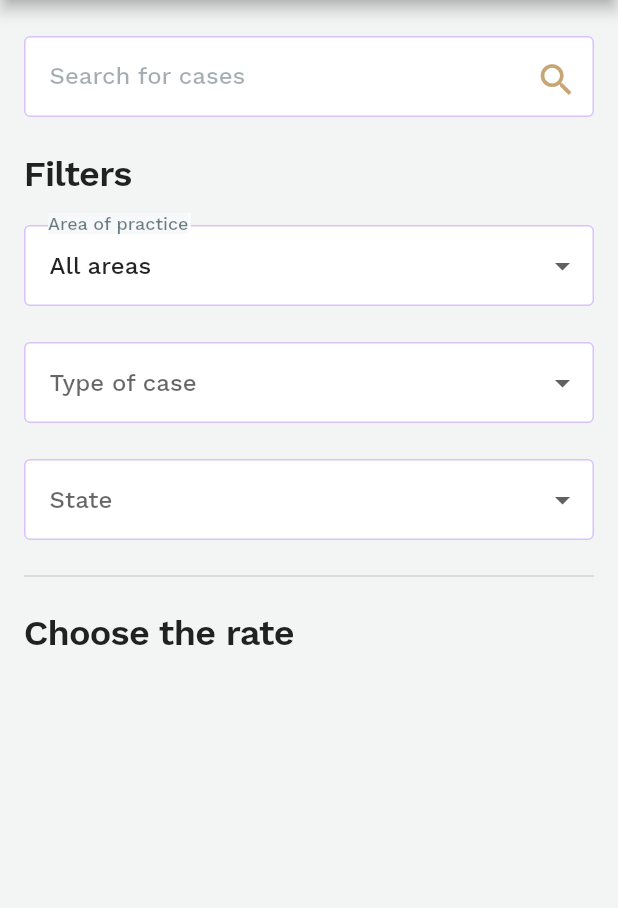
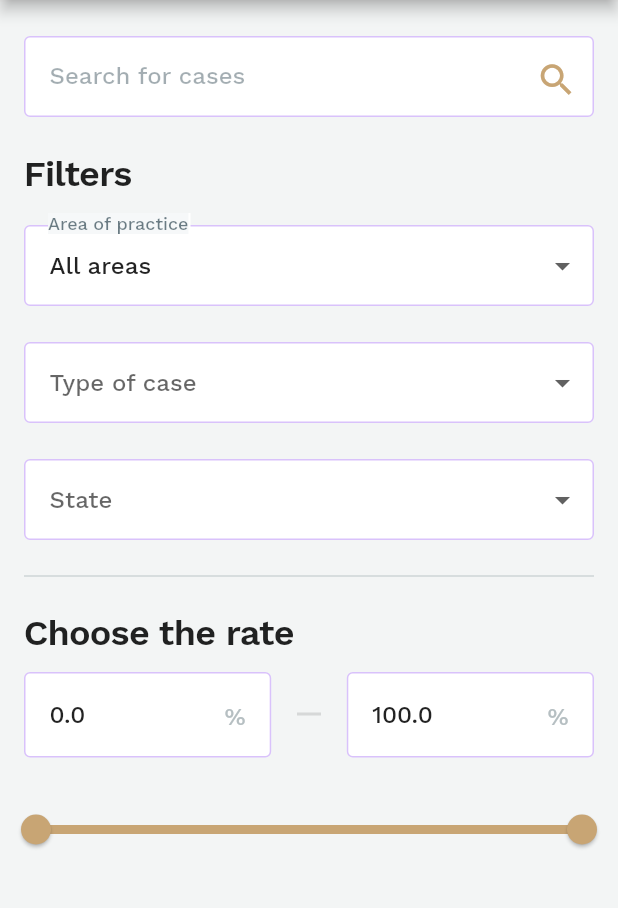
Before and after one commit to skyhouse11/otakoyi_test_app, a Flutter app: the screen it shows after launch, on a phone screen of 412 x 824 dp, the part 90-998 px from its top. Run offline on Flutter 3.47's test engine with Material 2 defaults, Android fonts, the phone set to English and light mode, and no system bars; our stand-ins replace google_fonts.

Commit message:
Percent slider

```diff
--- a/lib/view/main_view.dart
+++ b/lib/view/main_view.dart
@@ -4,9 +4,12 @@ import 'package:otakoyi_test_app/widgets/appbar/notification_icon.dart';
 import 'package:otakoyi_test_app/widgets/general/main_title.dart';
 import 'package:otakoyi_test_app/widgets/search/dropdown_filter.dart';
 import 'package:otakoyi_test_app/widgets/search/main_search_textfield.dart';
+import 'package:otakoyi_test_app/widgets/search/percent_bar.dart';
+import 'package:otakoyi_test_app/widgets/search/single_percent_field.dart';
 
 class MainView extends StatelessWidget {
-  const MainView({Key key}) : super(key: key);
+  final ValueNotifier<double> fromNotifier = ValueNotifier<double>(0.0);
+  final ValueNotifier<double> toNotifier = ValueNotifier<double>(100.0);
 
   @override
   Widget build(BuildContext context) {
@@ -26,10 +29,15 @@ class MainView extends StatelessWidget {
         ),
         preferredSize: Size.fromHeight(60),
       ),
-      body: Container(
+      body: InkWell(
+        highlightColor: Colors.transparent,
+        splashColor: Colors.transparent,
+        onTap: () => FocusScope.of(context).unfocus(),
+        child: Container(
           width: MediaQuery.of(context).size.width,
           color: HexColor("#E8ECEE").withOpacity(0.38),
-        child: Column(
+          child: ListView(
+            padding: EdgeInsets.zero,
             children: <Widget>[
               MainSearchTextField(),
               MainTitle(
@@ -72,7 +80,31 @@ class MainView extends StatelessWidget {
               MainTitle(
                 titleText: "Choose the rate",
               ),
+              Row(
+                mainAxisAlignment: MainAxisAlignment.spaceBetween,
+                children: <Widget>[
+                  SinglePercentField(
+                    valueNotifier: fromNotifier,
+                  ),
+                  Container(
+                    width: 16,
+                    height: 1,
+                    child: Divider(
+                      color: Color.fromRGBO(0, 0, 0, 0.12),
+                      thickness: 2,
+                    ),
+                  ),
+                  SinglePercentField(
+                    valueNotifier: toNotifier,
+                  ),
                 ],
+              ),
+              PercentBar(
+                fromNotifier: fromNotifier,
+                toNotifier: toNotifier,
+              ),
+            ],
+          ),
         ),
       ),
     );
--- /dev/null
+++ b/lib/widgets/search/percent_bar.dart
@@ -0,0 +1,47 @@
+import 'package:flutter/material.dart';
+import 'package:otakoyi_test_app/util/hex_color.dart';
+
+class PercentBar extends StatefulWidget {
+  final ValueNotifier<double> fromNotifier;
+  final ValueNotifier<double> toNotifier;
+
+  PercentBar({
+    this.fromNotifier,
+    this.toNotifier,
+  });
+
+  @override
+  _PercentBarState createState() => _PercentBarState();
+}
+
+class _PercentBarState extends State<PercentBar> {
+  @override
+  Widget build(BuildContext context) {
+    return ValueListenableBuilder(
+      valueListenable: widget.fromNotifier,
+      builder: (BuildContext context, dynamic value, Widget child) {
+        return ValueListenableBuilder(
+          valueListenable: widget.toNotifier,
+          builder: (BuildContext context, dynamic value, Widget child) {
+            return Container(
+              margin: EdgeInsets.only(
+                top: 24,
+              ),
+              child: RangeSlider(
+                values: RangeValues(
+                  widget.fromNotifier.value,
+                  widget.toNotifier.value,
+                ),
+                min: 0.0,
+                max: 100.0,
+                onChanged: (v) {},
+                inactiveColor: HexColor("#C8A574"),
+                activeColor: HexColor("#C8A574"),
+              ),
+            );
+          },
+        );
+      },
+    );
+  }
+}
--- /dev/null
+++ b/lib/widgets/search/single_percent_field.dart
@@ -0,0 +1,111 @@
+import 'package:flutter/material.dart';
+import 'package:google_fonts/google_fonts.dart';
+import 'package:otakoyi_test_app/util/hex_color.dart';
+
+class SinglePercentField extends StatefulWidget {
+  final ValueNotifier<double> valueNotifier;
+
+  SinglePercentField({
+    this.valueNotifier,
+  });
+
+  @override
+  _SinglePercentFieldState createState() => _SinglePercentFieldState();
+}
+
+class _SinglePercentFieldState extends State<SinglePercentField> {
+  final BoxDecoration _boxDecoration = BoxDecoration(
+    color: Colors.white,
+    borderRadius: BorderRadius.circular(4),
+    border: Border.all(
+      color: HexColor("#6200EE").withOpacity(0.24),
+      width: 1,
+      style: BorderStyle.solid,
+    ),
+  );
+
+  final InputDecoration _inputDecoration = InputDecoration(
+    border: InputBorder.none,
+    focusedBorder: InputBorder.none,
+    enabledBorder: InputBorder.none,
+    errorBorder: InputBorder.none,
+    disabledBorder: InputBorder.none,
+    hintStyle: GoogleFonts.workSans(
+      fontSize: 16,
+      color: HexColor("#0D2834").withOpacity(0.38),
+      fontWeight: FontWeight.w500,
+    ),
+    suffixIconConstraints: BoxConstraints(
+      minHeight: 0,
+      minWidth: 0,
+    ),
+    suffixIcon: Text(
+      "%",
+      style: GoogleFonts.workSans(
+        fontSize: 16,
+        fontWeight: FontWeight.w500,
+        color: HexColor("#B6BFC2"),
+        height: 1.5,
+      ),
+    ),
+  );
+
+  final TextEditingController _controller = TextEditingController();
+
+  @override
+  void initState() {
+    super.initState();
+    _controller.text = "${widget.valueNotifier.value}";
+  }
+
+  @override
+  void dispose() {
+    _controller.dispose();
+    super.dispose();
+  }
+
+  @override
+  Widget build(BuildContext context) {
+    return Container(
+      height: 57,
+      width: MediaQuery.of(context).size.width * 0.4,
+      padding: EdgeInsets.symmetric(
+        horizontal: 16,
+      ),
+      margin: EdgeInsets.symmetric(
+        horizontal: 16,
+      ),
+      alignment: Alignment.center,
+      decoration: _boxDecoration,
+      child: TextField(
+        keyboardType: TextInputType.number,
+        style: GoogleFonts.workSans(
+          fontSize: 16,
+          fontWeight: FontWeight.w500,
+        ),
+        controller: _controller,
+        decoration: _inputDecoration,
+        onEditingComplete: () {
+          setState(() {
+            widget.valueNotifier.value = double.parse(_controller.text);
+          });
+        },
+        onSubmitted: (value) {
+          setState(() {
+            widget.valueNotifier.value = double.parse(value);
+          });
+        },
+        onChanged: (value) {
+          if (double.parse(value) > 100.0) {
+            _controller.text = "100.0";
+            value = "100.0";
+          }
+
+          setState(() {
+            widget.valueNotifier.value = double.parse(value);
+          });
+        },
+      ),
+    );
+  }
+}
```
Also changed, not shown: lib/widgets/search/rate_bar.dart (deleted). Lines whose indentation alone changed are shown as unchanged.
